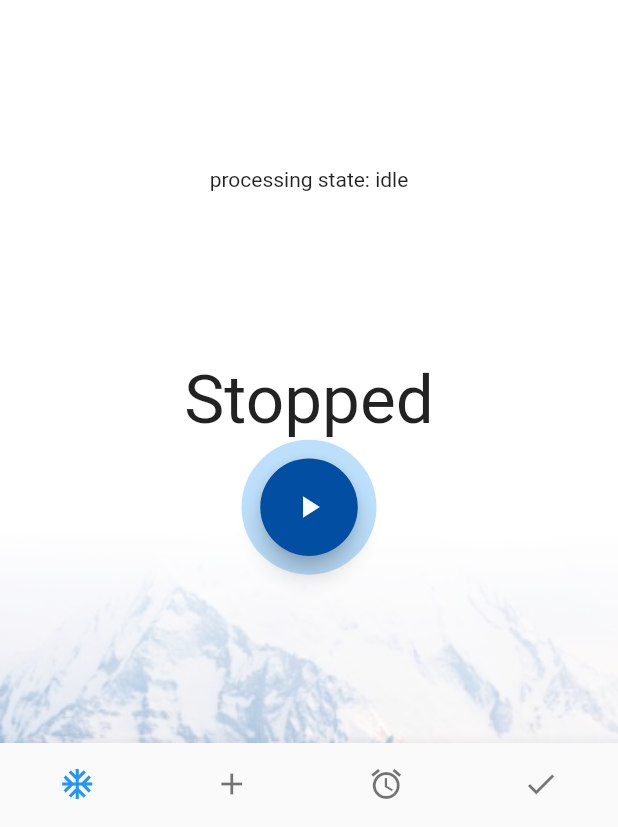
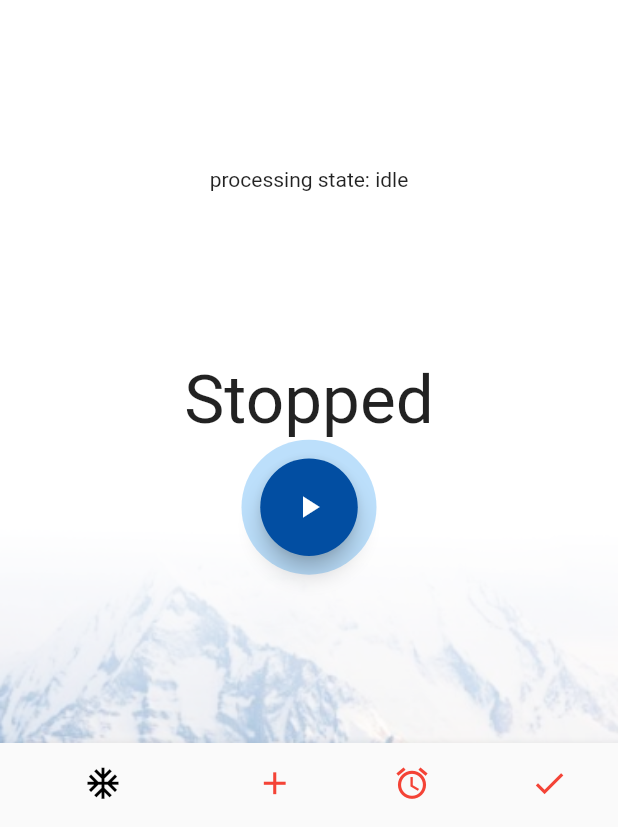
Before and after one commit to Azim87/okradio, a Flutter app: the screen it shows after launch, on a phone screen of 412 x 824 dp, the part 409-1236 px from its top. Run offline on Flutter 3.47's test engine with Material 2 defaults, Android fonts, the phone set to English and light mode, and no system bars; our stand-ins replace audio_service, flutter_svg, fluttertoast, just_audio.

Commit message:
bottom nav bar select item

```diff
--- a/lib/presentation/home/bottom_bar.dart
+++ b/lib/presentation/home/bottom_bar.dart
@@ -2,7 +2,6 @@ import 'package:flutter/material.dart';
 
 class BottomBarItem {
   final IconData icon;
-
   const BottomBarItem({required this.icon});
 }
 
@@ -21,22 +20,33 @@ class _BottomNavBarState extends State<BottomNavBar> {
     Icons.access_alarm,
     Icons.check
   ];
+  int _currentIndex = 0;
 
   @override
   void initState() {
     bottomBarListItem = [];
     _iconData.forEach((icons) {
-      bottomBarListItem!.add(BottomNavigationBarItem(icon: Icon(icons), label: ""));
+      bottomBarListItem!.add(BottomNavigationBarItem(
+        icon: Icon(icons),
+        label: "",
+      ));
     });
     super.initState();
   }
 
+  onItemTap(int index) => setState(() => _currentIndex = index);
+
   @override
-  Widget build(BuildContext context) =>
-      BottomNavigationBar(
+  Widget build(BuildContext context) => BottomNavigationBar(
+        currentIndex: _currentIndex,
         showSelectedLabels: false,
         showUnselectedLabels: false,
-        type: BottomNavigationBarType.fixed,
+        type: BottomNavigationBarType.shifting,
         items: bottomBarListItem!,
+        selectedItemColor: Colors.black,
+        unselectedItemColor: Colors.red,
+        onTap: onItemTap,
+        iconSize: 25,
+        elevation: 5,
       );
 }
```
